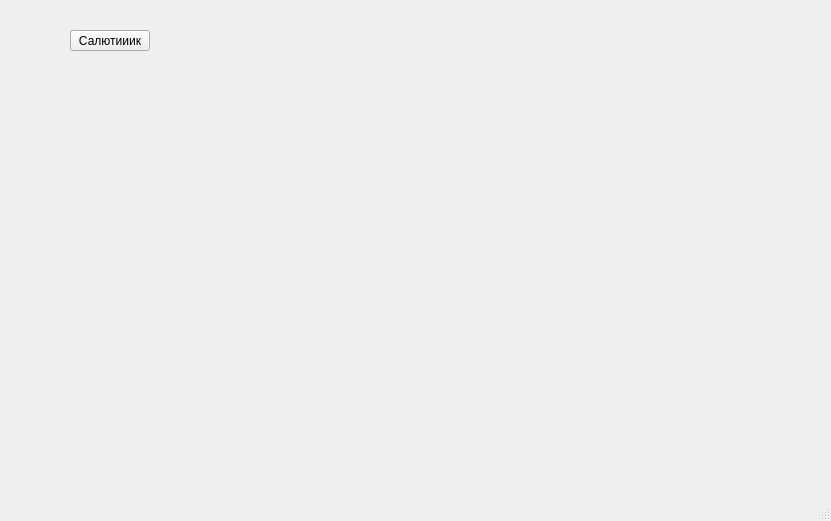
OlgaKochneva/Fireworks_Opengl, file mainwindow.ui: the form before one commit.
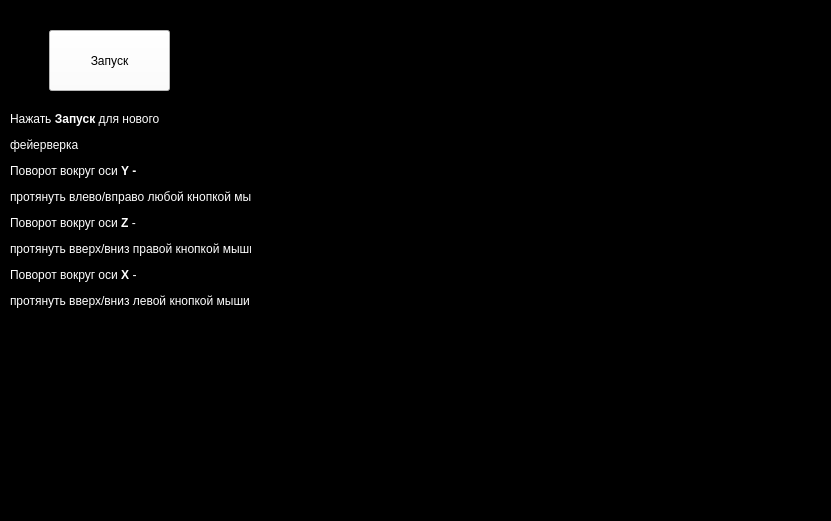
The form after the commit.

```diff
--- a/mainwindow.ui
+++ b/mainwindow.ui
@@ -11,20 +11,39 @@
    </rect>
   </property>
   <property name="windowTitle">
-   <string>kg6</string>
+   <string>Firework</string>
+  </property>
+  <property name="styleSheet">
+   <string notr="true">background-color: rgb(0, 0, 0);</string>
   </property>
   <widget class="QWidget" name="centralWidget">
    <widget class="QPushButton" name="pushButton">
     <property name="geometry">
      <rect>
-      <x>70</x>
+      <x>49</x>
       <y>30</y>
-      <width>80</width>
-      <height>21</height>
+      <width>121</width>
+      <height>61</height>
      </rect>
     </property>
+    <property name="styleSheet">
+     <string notr="true">background-color: rgb(255, 255, 255);</string>
+    </property>
     <property name="text">
-     <string>Салютииик</string>
+     <string>Запуск</string>
+    </property>
+   </widget>
+   <widget class="QLabel" name="label">
+    <property name="geometry">
+     <rect>
+      <x>10</x>
+      <y>100</y>
+      <width>241</width>
+      <height>221</height>
+     </rect>
+    </property>
+    <property name="text">
+     <string>&lt;html&gt;&lt;head/&gt;&lt;body&gt;&lt;p&gt;&lt;span style=&quot; color:#ffffff;&quot;&gt;Нажать &lt;/span&gt;&lt;span style=&quot; font-weight:600; color:#ffffff;&quot;&gt;Запуск &lt;/span&gt;&lt;span style=&quot; color:#ffffff;&quot;&gt;для нового&lt;/span&gt;&lt;/p&gt;&lt;p&gt;&lt;span style=&quot; color:#ffffff;&quot;&gt;фейерверка&lt;/span&gt;&lt;/p&gt;&lt;p&gt;&lt;span style=&quot; color:#ffffff;&quot;&gt;Поворот вокруг оси&lt;/span&gt;&lt;span style=&quot; font-weight:600; color:#ffffff;&quot;&gt; Y - &lt;/span&gt;&lt;/p&gt;&lt;p&gt;&lt;span style=&quot; color:#ffffff;&quot;&gt;протянуть влево/вправо любой кнопкой мыши&lt;/span&gt;&lt;/p&gt;&lt;p&gt;&lt;span style=&quot; color:#ffffff;&quot;&gt;Поворот вокруг оси &lt;/span&gt;&lt;span style=&quot; font-weight:600; color:#ffffff;&quot;&gt;Z&lt;/span&gt;&lt;span style=&quot; color:#ffffff;&quot;&gt; - &lt;/span&gt;&lt;/p&gt;&lt;p&gt;&lt;span style=&quot; color:#ffffff;&quot;&gt;протянуть вверх/вниз правой кнопкой мыши&lt;/span&gt;&lt;/p&gt;&lt;p&gt;&lt;span style=&quot; color:#ffffff;&quot;&gt;Поворот вокруг оси &lt;/span&gt;&lt;span style=&quot; font-weight:600; color:#ffffff;&quot;&gt;X&lt;/span&gt;&lt;span style=&quot; color:#ffffff;&quot;&gt; - &lt;/span&gt;&lt;/p&gt;&lt;p&gt;&lt;span style=&quot; color:#ffffff;&quot;&gt;протянуть вверх/вниз левой кнопкой мыши&lt;/span&gt;&lt;/p&gt;&lt;/body&gt;&lt;/html&gt;</string>
     </property>
    </widget>
   </widget>
```
